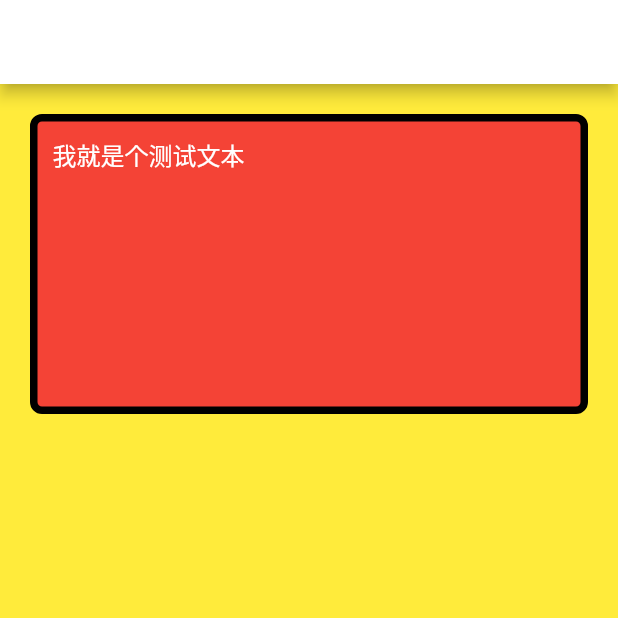
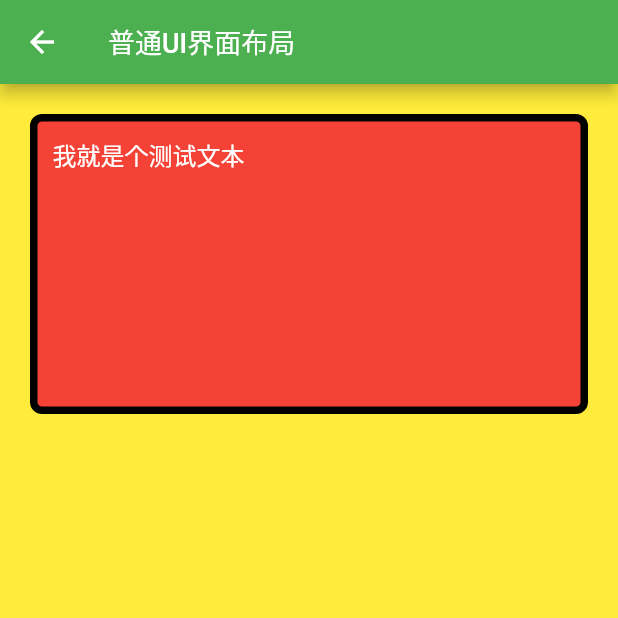
Before and after one commit to opvexe/FlutterNews, a Flutter app: the screen it shows after launch, after a tap on "UI界面简单布局", on a phone screen of 412 x 824 dp, the top half of it. Run offline on Flutter 3.47's test engine with Material 2 defaults, Android fonts, the phone set to English and light mode, and no system bars.

Commit message:
no message

```diff
--- a/myapp/lib/Page/homeController.dart
+++ b/myapp/lib/Page/homeController.dart
@@ -39,7 +39,7 @@ class TableListView extends StatefulWidget {
 
 class _TableListViewState extends State<TableListView> {
 
- List lists = [];
+var lists =new List();
 
  final _biggerFont = const TextStyle(fontSize: 18.0);
 
@@ -47,7 +47,14 @@ class _TableListViewState extends State<TableListView> {
   void initState() {
     super.initState();
     ///初始化数据
-     lists = ['UI界面简单布局','UI界面中级布局','UI界面高级布局','UI界面高难度布局','ListView基础布局','CollectionView基础布局'];
+     lists = [
+       {'title':'UI界面简单布局','class':'normalContrller'},
+       {'title':'UI界面中级布局','class':'normalContrller'},
+       {'title':'UI界面高级布局','class':'normalContrller'},
+       {'title':'UI界面高难度布局','class':'normalContrller'},
+       {'title':'ListView基础布局','class':'normalContrller'},
+       {'title':'CollectionView基础布局','class':'normalContrller'}
+       ];
   }
 
   @override
@@ -58,7 +65,7 @@ class _TableListViewState extends State<TableListView> {
       itemBuilder: (BuildContext context,int index){
         return ListTile(
           title: new Text(
-            lists[index],
+            lists[index]['title'],
             style: _biggerFont,
           ),
           onTap: (){
--- a/myapp/lib/Page/normalController.dart
+++ b/myapp/lib/Page/normalController.dart
@@ -12,7 +12,7 @@ class _normalContrllerState extends State<normalContrller> {
       ///设置背景色
       backgroundColor: Colors.yellow,
       appBar: new AppBar(
-        backgroundColor: Colors.white,
+        backgroundColor: Colors.green,
         title: new Text('普通UI界面布局',style: new TextStyle(fontSize: 18.0,fontStyle: FontStyle.normal),),
       ),
       body: _contentViewessWidget(),
@@ -33,7 +33,6 @@ class _contentViewessWidget extends StatelessWidget {
       ///设置文本展示位置
       alignment: Alignment.topLeft,
       padding: EdgeInsets.all(10.0),
-
       decoration: new BoxDecoration(
         borderRadius: BorderRadius.all(Radius.circular(8.0)), ///设置圆角
         color: Colors.red,    ///设置视图背景色
@@ -60,9 +59,7 @@ class _userInfolessWidget extends StatelessWidget {
     return new Expanded(
       flex: 1,
       child: new Center(
-
         child: new Row(
-
           mainAxisAlignment: MainAxisAlignment.start,
           mainAxisSize: MainAxisSize.max,
           crossAxisAlignment: CrossAxisAlignment.center,
```
Also changed, not shown: myapp/lib/Page/listController.dart (+15 -1 lines).
